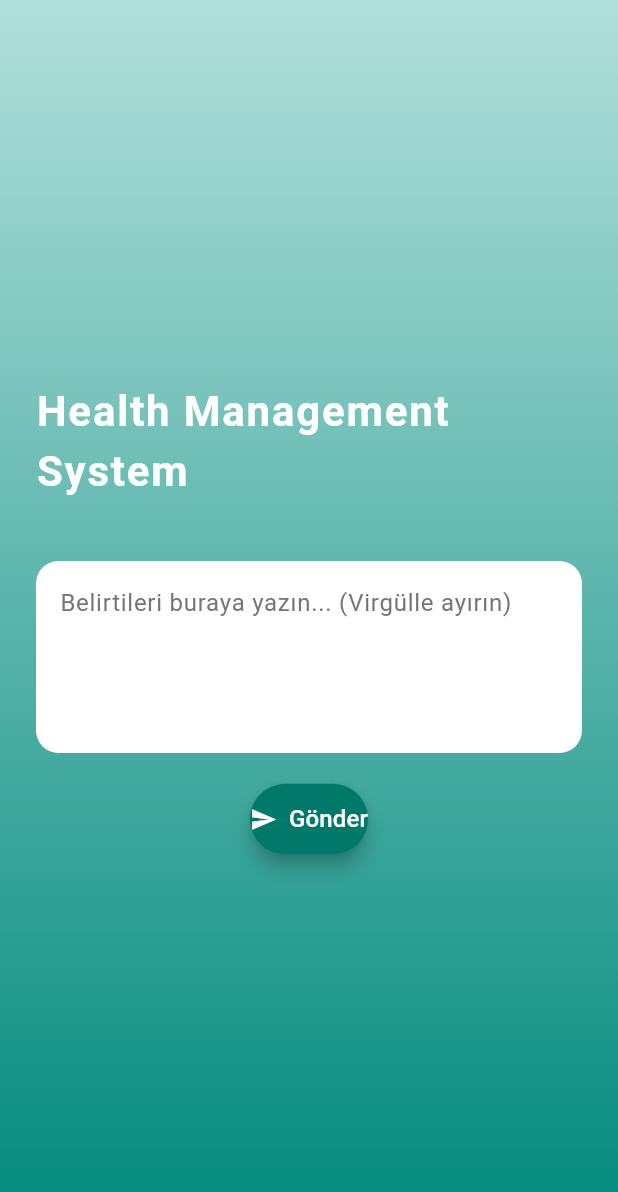
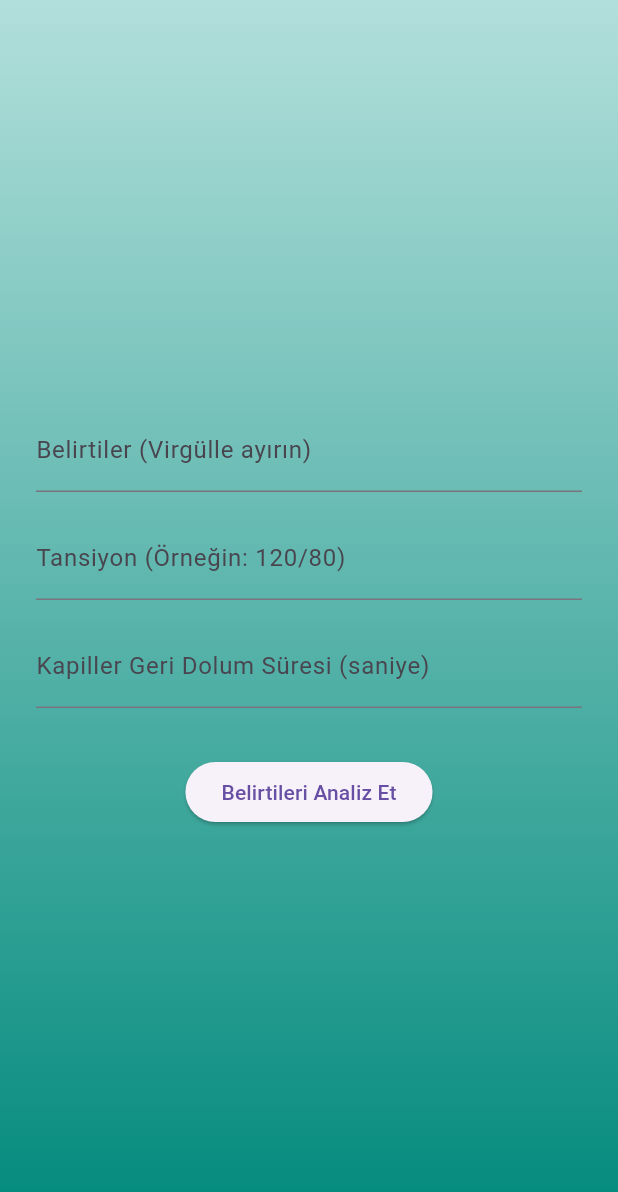
Before and after one commit to nimetts/FENG497Project, a Flutter app: the SymptomScreen screen opened directly, on a phone screen of 412 x 824 dp. Shown: the top 1192 px of the screen. Run offline on Flutter 3.47's test engine with Material 3 defaults, Android fonts, the phone set to English and light mode, and no system bars; our stand-ins replace cloud_firestore, firebase_auth, firebase_core; accounts and stored records are empty.

Commit message:
differentiating patients with yellow/red/green codes using capillary refill and blood pressure data and finding the disease with the most symptoms

```diff
--- a/lib/symptom_screen.dart
+++ b/lib/symptom_screen.dart
@@ -8,6 +8,8 @@ class SymptomScreen extends StatefulWidget {
 
 class _SymptomScreenState extends State<SymptomScreen> {
   final TextEditingController _symptomController = TextEditingController();
+  final TextEditingController _tensionController = TextEditingController();
+  final TextEditingController _capillaryRefillController = TextEditingController();
 
   // Sabit belirtiler ve hastalık veritabanı
   Map<String, Map<String, String>> symptomsDatabase = {
@@ -84,6 +86,8 @@ class _SymptomScreenState extends State<SymptomScreen> {
         SnackBar(content: Text('Belirtiler başarıyla gönderildi!')),
       );
       _symptomController.clear();
+      _tensionController.clear();
+      _capillaryRefillController.clear();
     } catch (e) {
       ScaffoldMessenger.of(context).showSnackBar(
         SnackBar(content: Text('Hata oluştu: $e')),
@@ -94,29 +98,67 @@ class _SymptomScreenState extends State<SymptomScreen> {
   // Semptomları analiz etme ve sonuçları gösterme
   Future<void> _analyzeSymptoms() async {
     final String symptomsText = _symptomController.text.trim().toLowerCase();
-    if (symptomsText.isEmpty) {
+    final String tension = _tensionController.text.trim();
+    final String capillaryRefill = _capillaryRefillController.text.trim();
+
+    if (symptomsText.isEmpty || tension.isEmpty || capillaryRefill.isEmpty) {
       ScaffoldMessenger.of(context).showSnackBar(
-        SnackBar(content: Text('Lütfen belirtileri girin!')),
+        SnackBar(content: Text('Lütfen tüm bilgileri doldurun!')),
       );
       return;
     }
 
     List<String> symptomsList = symptomsText.split(',').map((e) => e.trim()).toList();
 
-    // Her bir semptom için analiz yap
-    List<String> resultText = [];
+    // En yaygın hastalığı bulma
+    Map<String, int> diseaseCount = {};
     for (var symptom in symptomsList) {
-      String disease = "Belirlenemedi";
-      String suggestions = "Daha fazla bilgi gerekebilir. Lütfen bir doktora danışın.";
-
       symptomsDatabase.forEach((key, value) {
         if (symptom.contains(key)) {
-          disease = value["disease"]!;
-          suggestions = value["suggestions"]!;
+          diseaseCount[value["disease"]!] = (diseaseCount[value["disease"]!] ?? 0) + 1;
         }
       });
+    }
 
-      resultText.add('Semptom: $symptom\nTahmin edilen hastalık: $disease\nÖneriler:\n$suggestions\n');
+    String disease = diseaseCount.isEmpty
+        ? "Belirlenemedi"
+        : diseaseCount.entries.reduce((a, b) => a.value > b.value ? a : b).key;
+
+    String suggestions = "Daha fazla bilgi gerekebilir. Lütfen bir doktora danışın.";
+    symptomsDatabase.forEach((key, value) {
+      if (value["disease"] == disease) {
+        suggestions = value["suggestions"]!;
+      }
+    });
+
+    // Tansiyon değeri işlemi (örneğin: 120/80)
+    final parts = tension.split('/');
+    int systolic = 0;
+    int diastolic = 0;
+
+    if (parts.length == 2) {
+      try {
+        systolic = int.parse(parts[0].trim());
+        diastolic = int.parse(parts[1].trim());
+      } catch (e) {
+        ScaffoldMessenger.of(context).showSnackBar(
+          SnackBar(content: Text('Tansiyon değeri geçersiz! Lütfen doğru formatta girin.')),
+        );
+        return;
+      }
+    } else {
+      ScaffoldMessenger.of(context).showSnackBar(
+        SnackBar(content: Text('Lütfen tansiyonu doğru formatta girin (örneğin: 120/80).')),
+      );
+      return;
+    }
+
+    // Kırmızı, sarı, yeşil kodlama (tansiyon ve kapiler geri dolum süresine göre)
+    String healthStatus = "Yeşil"; // Normal
+    if (systolic < 90 || int.parse(capillaryRefill) > 3) {
+      healthStatus = "Kırmızı"; // Acil durum
+    } else if (systolic < 110) {
+      healthStatus = "Sarı"; // Dikkatli olun
     }
 
     // Firebase'e semptom verisini gönder
@@ -127,7 +169,8 @@ class _SymptomScreenState extends State<SymptomScreen> {
       context: context,
       builder: (context) => AlertDialog(
         title: Text('Tahmin Sonucu'),
-        content: Text(resultText.join('\n\n')),
+        content: Text(
+            'Tahmin edilen hastalık: $disease\n\nÖneriler:\n$suggestions\n\nSağlık Durumu: $healthStatus'),
         actions: [
           TextButton(
             onPressed: () => Navigator.pop(context),
@@ -156,50 +199,33 @@ class _SymptomScreenState extends State<SymptomScreen> {
               mainAxisAlignment: MainAxisAlignment.center,
               crossAxisAlignment: CrossAxisAlignment.center,
               children: [
-                Text(
-                  'Health Management System',
-                  style: TextStyle(
-                    color: Colors.white,
-                    fontSize: 28,
-                    fontWeight: FontWeight.bold,
-                    letterSpacing: 1.2,
+                TextField(
+                  controller: _symptomController,
+                  decoration: InputDecoration(
+                    labelText: 'Belirtiler (Virgülle ayırın)',
+                    hintText: 'Örneğin: ateş, baş ağrısı, yorgunluk',
                   ),
                 ),
-                SizedBox(height: 40),
+                SizedBox(height: 16),
                 TextField(
-                  controller: _symptomController,
-                  maxLines: 4,
+                  controller: _tensionController,
                   decoration: InputDecoration(
-                    hintText: 'Belirtileri buraya yazın... (Virgülle ayırın)',
-                    hintStyle: TextStyle(color: Colors.grey[600]),
-                    filled: true,
-                    fillColor: Colors.white,
-                    border: OutlineInputBorder(
-                      borderRadius: BorderRadius.circular(15),
-                      borderSide: BorderSide.none,
-                    ),
-                    contentPadding: EdgeInsets.symmetric(
-                      vertical: 16.0,
-                      horizontal: 12.0,
-                    ),
+                    labelText: 'Tansiyon (Örneğin: 120/80)',
+                    hintText: 'Tansiyonunuzu girin',
                   ),
                 ),
-                SizedBox(height: 20),
-                ElevatedButton.icon(
+                SizedBox(height: 16),
+                TextField(
+                  controller: _capillaryRefillController,
+                  decoration: InputDecoration(
+                    labelText: 'Kapiller Geri Dolum Süresi (saniye)',
+                    hintText: 'Kapiller geri dolum sürenizi girin',
+                  ),
+                ),
+                SizedBox(height: 32),
+                ElevatedButton(
                   onPressed: _analyzeSymptoms,
-                  style: ElevatedButton.styleFrom(
-                    backgroundColor: Colors.teal.shade700,
-                    padding: EdgeInsets.symmetric(vertical: 12),
-                    shape: RoundedRectangleBorder(
-                      borderRadius: BorderRadius.circular(30),
-                    ),
-                    elevation: 5,
-                  ),
-                  icon: Icon(Icons.send, color: Colors.white),
-                  label: Text(
-                    'Gönder',
-                    style: TextStyle(fontSize: 16, color: Colors.white),
-                  ),
+                  child: Text('Belirtileri Analiz Et'),
                 ),
               ],
             ),
```
